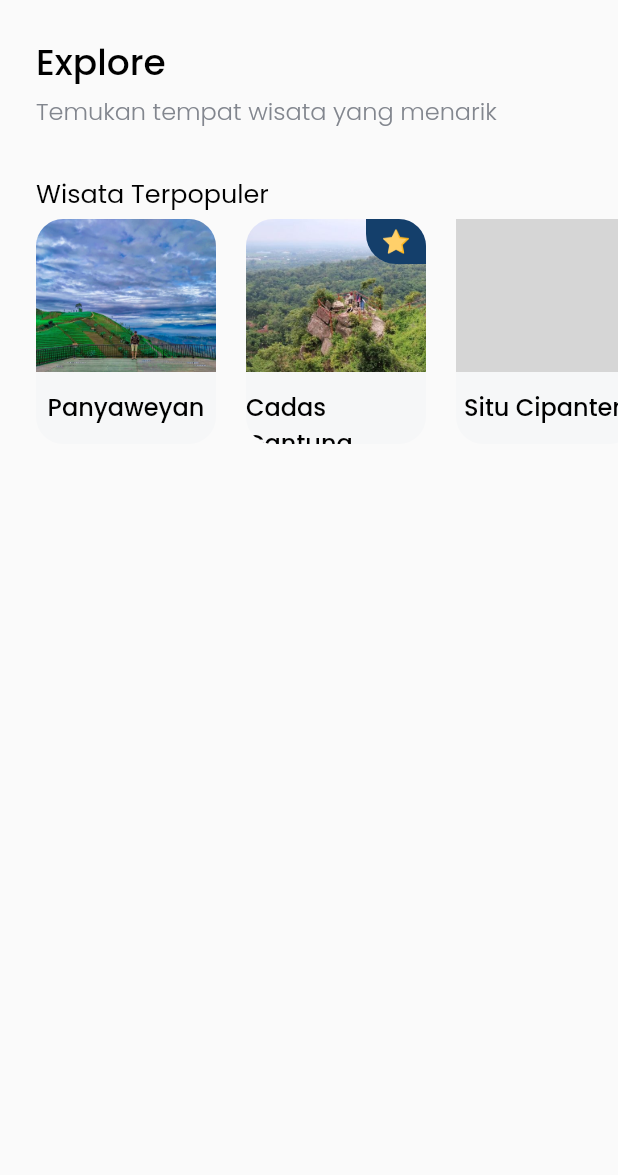
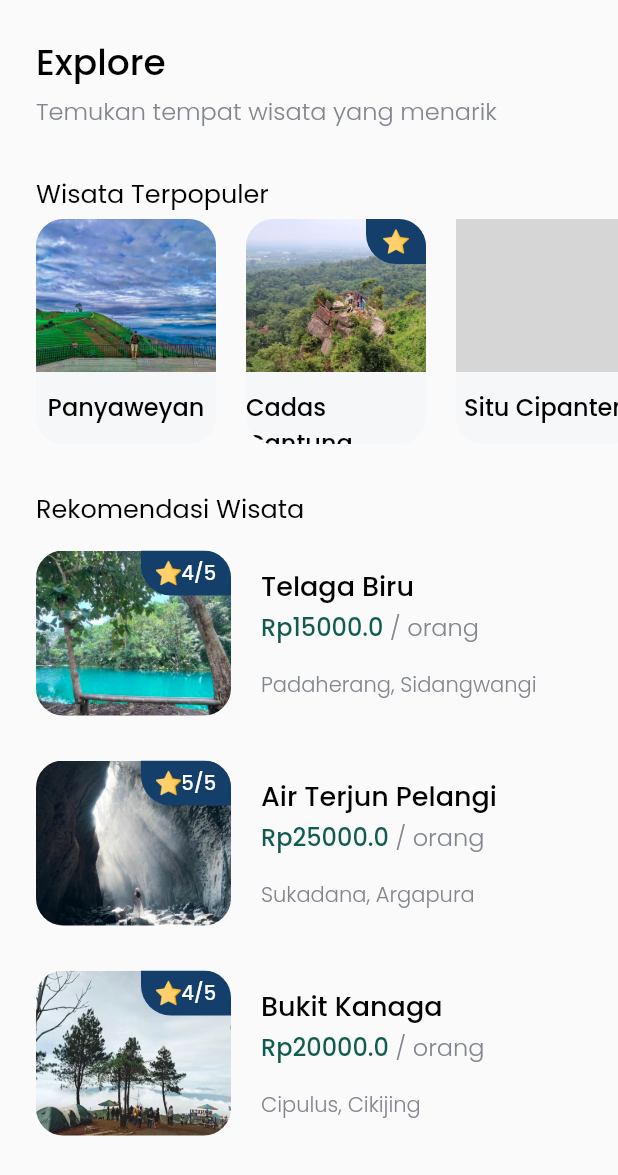
Before and after one commit to cahyaind/etiket, a Flutter app: the Homepage screen opened directly, on a phone screen of 412 x 824 dp. Shown: the top 1175 px of the screen. Run offline on Flutter 3.47's test engine with Material 2 defaults, Android fonts, the phone set to English and light mode, and no system bars; our stand-ins replace google_fonts; grey boxes are pictures that could not be loaded.

Commit message:
rekomendasi wisata dynamic

```diff
--- /dev/null
+++ b/lib/models/rekomen.dart
@@ -0,0 +1,19 @@
+class Rekomen {
+  int id;
+  String name;
+  String imageUrl;
+  double price;
+  String village;
+  String subdistrict;
+  int rating;
+
+  Rekomen({
+    required this.id,
+    required this.name,
+    required this.imageUrl,
+    required this.price,
+    required this.village,
+    required this.subdistrict,
+    required this.rating,
+  });
+}
--- a/lib/pages/homepage.dart
+++ b/lib/pages/homepage.dart
@@ -1,5 +1,7 @@
 import 'package:etiket/models/ow.dart';
+import 'package:etiket/models/rekomen.dart';
 import 'package:etiket/widgets/ow_card.dart';
+import 'package:etiket/widgets/rekomen_card.dart';
 import 'package:flutter/material.dart';
 import '../theme.dart';
 
@@ -10,6 +12,7 @@ class Homepage extends StatelessWidget {
   Widget build(BuildContext context) {
     return Scaffold(
       body: SafeArea(
+        bottom: false,
         child: Padding(
           padding: EdgeInsets.symmetric(vertical: edge),
           child: ListView(
@@ -76,7 +79,59 @@ class Homepage extends StatelessWidget {
                   ],
                 ),
               ),
+              SizedBox(height: 30),
               // REKOMENDASI WISATA
+              Padding(
+                padding: EdgeInsets.only(left: edge),
+                child: Text(
+                  'Rekomendasi Wisata',
+                  style: regularTextStyle.copyWith(fontSize: 17),
+                ),
+              ),
+              SizedBox(height: 16),
+              Padding(
+                padding: EdgeInsets.symmetric(horizontal: edge),
+                child: Column(
+                  children: [
+                    RekomenCard(
+                      Rekomen(
+                        id: 1,
+                        name: 'Telaga Biru',
+                        imageUrl: 'assets/images/rekomendasi1.jpg',
+                        price: 15000,
+                        village: 'Padaherang',
+                        subdistrict: 'Sidangwangi',
+                        rating: 4,
+                      ),
+                    ),
+                    SizedBox(height: 30),
+                    RekomenCard(
+                      Rekomen(
+                        id: 2,
+                        name: 'Air Terjun Pelangi',
+                        imageUrl: 'assets/images/rekomendasi2.jpg',
+                        price: 25000,
+                        village: 'Sukadana',
+                        subdistrict: 'Argapura',
+                        rating: 5,
+                      ),
+                    ),
+                    SizedBox(height: 30),
+                    RekomenCard(
+                      Rekomen(
+                        id: 3,
+                        name: 'Bukit Kanaga',
+                        imageUrl: 'assets/images/rekomendasi3.jpg',
+                        price: 20000,
+                        village: 'Cipulus',
+                        subdistrict: 'Cikijing',
+                        rating: 4,
+                      ),
+                    ),
+                    SizedBox(height: 30),
+                  ],
+                ),
+              ),
             ],
           ),
         ),
--- /dev/null
+++ b/lib/widgets/rekomen_card.dart
@@ -0,0 +1,91 @@
+import 'package:etiket/models/rekomen.dart';
+import 'package:flutter/material.dart';
+
+import '../theme.dart';
+
+class RekomenCard extends StatelessWidget {
+  final Rekomen rekomen;
+
+  const RekomenCard(this.rekomen, {Key? key}) : super(key: key);
+
+  @override
+  Widget build(BuildContext context) {
+    return Row(
+      children: [
+        ClipRRect(
+          borderRadius: BorderRadius.circular(18),
+          child: Container(
+            width: 130,
+            height: 110,
+            child: Stack(
+              children: [
+                Image.asset(
+                  rekomen.imageUrl,
+                  width: 130,
+                  height: 110,
+                  fit: BoxFit.cover,
+                ),
+                Align(
+                  alignment: Alignment.topRight,
+                  child: Container(
+                    width: 60,
+                    height: 30,
+                    decoration: BoxDecoration(
+                      color: blueColor,
+                      borderRadius: const BorderRadius.only(
+                        bottomLeft: Radius.circular(20),
+                      ),
+                    ),
+                    child: Row(
+                      mainAxisAlignment: MainAxisAlignment.center,
+                      crossAxisAlignment: CrossAxisAlignment.center,
+                      children: [
+                        Image.asset(
+                          'assets/images/icon_star.png',
+                          width: 17,
+                          height: 17,
+                        ),
+                        Text(
+                          '${rekomen.rating}/5',
+                          style: whiteTextStyle.copyWith(fontSize: 13),
+                        ),
+                      ],
+                    ),
+                  ),
+                )
+              ],
+            ),
+          ),
+        ),
+        const SizedBox(width: 20),
+        Column(
+          crossAxisAlignment: CrossAxisAlignment.start,
+          children: [
+            Text(
+              rekomen.name,
+              style: blackTextStyle.copyWith(fontSize: 18),
+            ),
+            const SizedBox(height: 2),
+            Text.rich(
+              TextSpan(
+                text: 'Rp${rekomen.price}',
+                style: greenTextStyle.copyWith(fontSize: 16),
+                children: [
+                  TextSpan(
+                      text: ' / orang',
+                      style: greyTextStyle.copyWith(fontSize: 16)),
+                ],
+              ),
+            ),
+            SizedBox(height: 16),
+            Text(
+              '${rekomen.village}, ${rekomen.subdistrict}',
+              style: greyTextStyle,
+              // font size default 14
+            ),
+          ],
+        )
+      ],
+    );
+  }
+}
```
